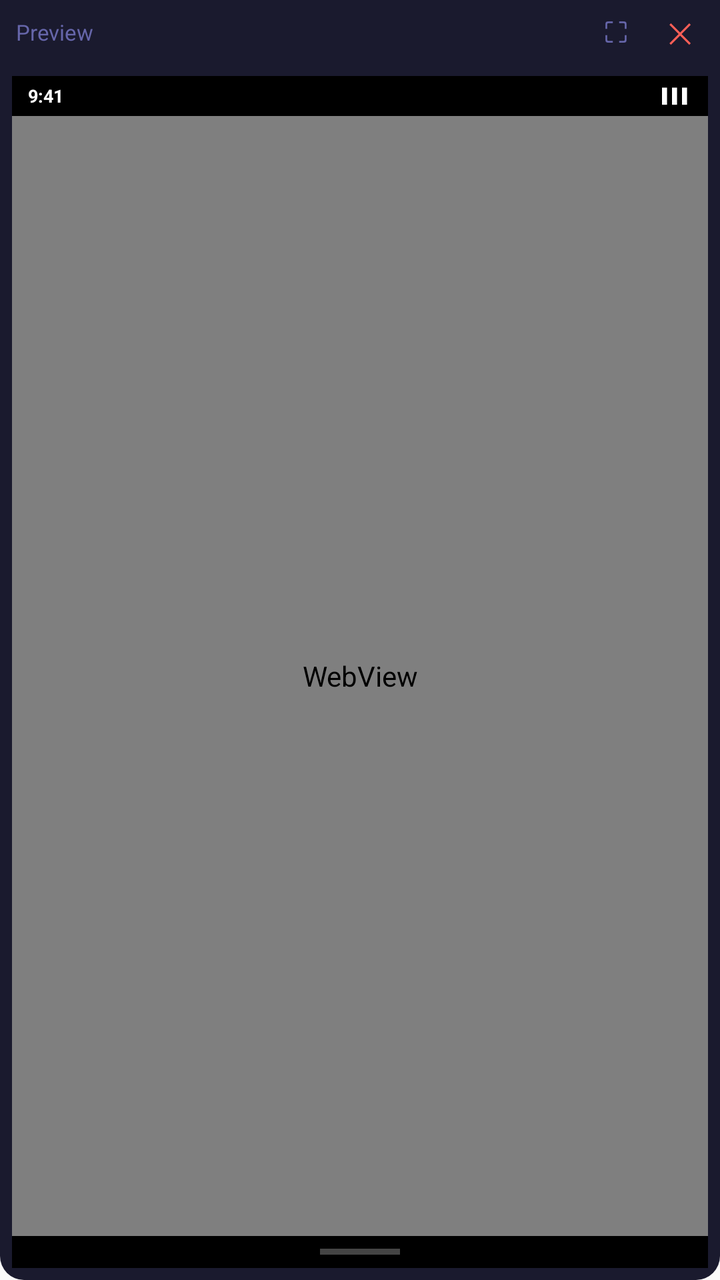
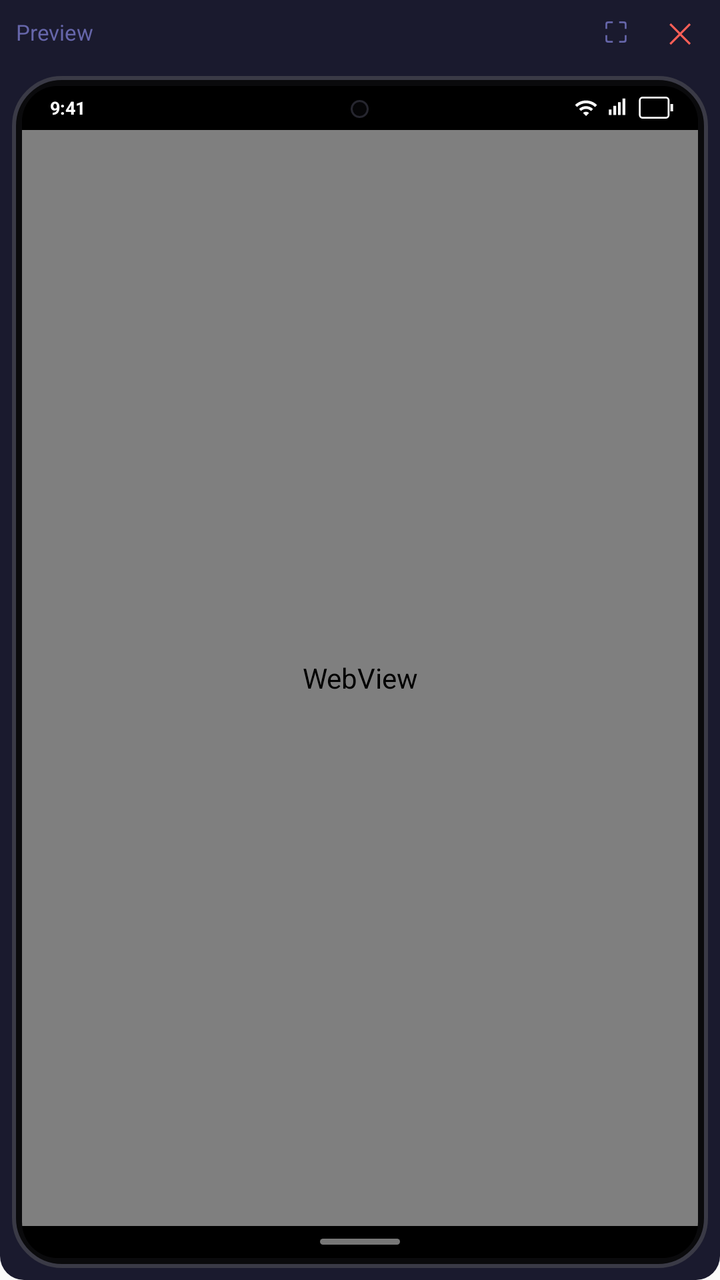

The first picture is an Android layout as it rendered before a commit; the second is the same layout after the commit. The layout source and the unified diff follow.
<!-- AndroidManifest.xml: application theme Theme.AppCompat.DayNight.NoActionBar -->
<!-- res/layout/floating_preview.xml -->
<?xml version="1.0" encoding="utf-8"?>
<LinearLayout
    xmlns:android="http://schemas.android.com/apk/res/android"
    android:layout_width="match_parent"
    android:layout_height="match_parent"
    android:orientation="vertical"
    android:background="@drawable/preview_container"
    android:padding="0dp">

    
    <LinearLayout
        android:layout_width="match_parent"
        android:layout_height="32dp"
        android:orientation="horizontal"
        android:gravity="center_vertical"
        android:paddingStart="8dp"
        android:paddingEnd="4dp"
        android:background="#1A1A2E">

        <TextView
            android:layout_width="0dp"
            android:layout_height="match_parent"
            android:layout_weight="1"
            android:text="Preview"
            android:textColor="#6666AA"
            android:textSize="11sp"
            android:gravity="center_vertical"/>

        <TextView
            android:id="@+id/btnFullscreen"
            android:layout_width="32dp"
            android:layout_height="32dp"
            android:text="⛶"
            android:textSize="14sp"
            android:textColor="#6666AA"
            android:gravity="center"/>

        <TextView
            android:id="@+id/btnClose"
            android:layout_width="32dp"
            android:layout_height="32dp"
            android:text="✕"
            android:textSize="14sp"
            android:textColor="#FF5F57"
            android:gravity="center"/>

    </LinearLayout>

    
    <LinearLayout
        android:layout_width="match_parent"
        android:layout_height="0dp"
        android:layout_weight="1"
        android:orientation="vertical"
        android:background="@drawable/phone_frame"
        android:layout_margin="6dp">

        
        <LinearLayout
            android:layout_width="match_parent"
            android:layout_height="20dp"
            android:background="#000000"
            android:orientation="horizontal"
            android:paddingStart="8dp"
            android:paddingEnd="8dp"
            android:gravity="center_vertical">

            <TextView
                android:layout_width="0dp"
                android:layout_height="wrap_content"
                android:layout_weight="1"
                android:id="@+id/previewTime"
                android:text="9:41"
                android:textColor="#FFFFFF"
                android:textSize="9sp"
                android:textStyle="bold"/>

            <TextView
                android:layout_width="wrap_content"
                android:layout_height="wrap_content"
                android:text="▌▌▌"
                android:textColor="#FFFFFF"
                android:textSize="7sp"/>

        </LinearLayout>

        
        <FrameLayout
            android:id="@+id/previewWebHolder"
            android:layout_width="match_parent"
            android:layout_height="0dp"
            android:layout_weight="1">

            <WebView
                android:id="@+id/previewWebView"
                android:layout_width="match_parent"
                android:layout_height="match_parent"/>
        </FrameLayout>

        
        <LinearLayout
            android:layout_width="match_parent"
            android:layout_height="16dp"
            android:background="#000000"
            android:gravity="center">

            <View
                android:layout_width="40dp"
                android:layout_height="3dp"
                android:background="#444444"/>

        </LinearLayout>

    </LinearLayout>

</LinearLayout>
<!-- resources referenced by this layout -->
<resources>
  <!-- drawable phone_frame (drawable) -->
  <?xml version="1.0" encoding="utf-8"?>
  <shape xmlns:android="http://schemas.android.com/apk/res/android"
      android:shape="rectangle">
      <corners android:radius="16dp"/>
      <solid android:color="#000000"/>
      <stroke
          android:width="2dp"
          android:color="#444455"/>
  </shape>
  <!-- drawable preview_container (drawable) -->
  <?xml version="1.0" encoding="utf-8"?>
  <shape xmlns:android="http://schemas.android.com/apk/res/android"
      android:shape="rectangle">
      <corners android:radius="12dp"/>
      <solid android:color="#1A1A2E"/>
  </shape>
</resources>

<!-- the commit's change to res/layout/floating_preview.xml (unified diff, before → after) -->
@@ -47,70 +47,100 @@
     </LinearLayout>
 
     
-    <LinearLayout
+    <FrameLayout
         android:layout_width="match_parent"
         android:layout_height="0dp"
         android:layout_weight="1"
-        android:orientation="vertical"
-        android:background="@drawable/phone_frame"
-        android:layout_margin="6dp">
+        android:layout_margin="6dp"
+        android:padding="5dp"
+        android:background="@drawable/phone_frame">
 
         
         <LinearLayout
             android:layout_width="match_parent"
-            android:layout_height="20dp"
-            android:background="#000000"
-            android:orientation="horizontal"
-            android:paddingStart="8dp"
-            android:paddingEnd="8dp"
-            android:gravity="center_vertical">
+            android:layout_height="match_parent"
+            android:orientation="vertical"
+            android:background="@drawable/phone_screen"
+            android:clipToOutline="true">
 
-            <TextView
-                android:layout_width="0dp"
-                android:layout_height="wrap_content"
-                android:layout_weight="1"
-                android:id="@+id/previewTime"
-                android:text="9:41"
-                android:textColor="#FFFFFF"
-                android:textSize="9sp"
-                android:textStyle="bold"/>
+            
+            <LinearLayout
+                android:layout_width="match_parent"
+                android:layout_height="22dp"
+                android:background="#000000"
+                android:orientation="horizontal"
+                android:paddingStart="14dp"
+                android:paddingEnd="12dp"
+                android:gravity="center_vertical">
 
-            <TextView
-                android:layout_width="wrap_content"
-                android:layout_height="wrap_content"
-                android:text="▌▌▌"
-                android:textColor="#FFFFFF"
-                android:textSize="7sp"/>
+                <TextView
+                    android:id="@+id/previewTime"
+                    android:layout_width="0dp"
+                    android:layout_height="wrap_content"
+                    android:layout_weight="1"
+                    android:text="9:41"
+                    android:textColor="#FFFFFF"
+                    android:textSize="9sp"
+                    android:textStyle="bold"/>
+
+                <ImageView
+                    android:layout_width="12dp"
+                    android:layout_height="12dp"
+                    android:src="@drawable/ic_status_wifi"/>
+
+                <ImageView
+                    android:layout_width="11dp"
+                    android:layout_height="11dp"
+                    android:layout_marginStart="4dp"
+                    android:src="@drawable/ic_status_signal"/>
+
+                <ImageView
+                    android:id="@+id/previewBattery"
+                    android:layout_width="18dp"
+                    android:layout_height="11dp"
+                    android:layout_marginStart="5dp"
+                    android:scaleType="fitXY"
+                    android:src="@drawable/ic_status_battery"/>
+
+            </LinearLayout>
+
+            
+            <FrameLayout
+                android:id="@+id/previewWebHolder"
+                android:layout_width="match_parent"
+                android:layout_height="0dp"
+                android:layout_weight="1">
+
+                <WebView
+                    android:id="@+id/previewWebView"
+                    android:layout_width="match_parent"
+                    android:layout_height="match_parent"/>
+            </FrameLayout>
+
+            
+            <LinearLayout
+                android:layout_width="match_parent"
+                android:layout_height="16dp"
+                android:background="#000000"
+                android:gravity="center">
+
+                <View
+                    android:layout_width="40dp"
+                    android:layout_height="3dp"
+                    android:background="@drawable/home_pill"/>
+
+            </LinearLayout>
 
         </LinearLayout>
 
         
-        <FrameLayout
-            android:id="@+id/previewWebHolder"
-            android:layout_width="match_parent"
-            android:layout_height="0dp"
-            android:layout_weight="1">
+        <View
+            android:layout_width="9dp"
+            android:layout_height="9dp"
+            android:layout_gravity="top|center_horizontal"
+            android:layout_marginTop="7dp"
+            android:background="@drawable/camera_hole"/>
 
-            <WebView
-                android:id="@+id/previewWebView"
-                android:layout_width="match_parent"
-                android:layout_height="match_parent"/>
-        </FrameLayout>
-
-        
-        <LinearLayout
-            android:layout_width="match_parent"
-            android:layout_height="16dp"
-            android:background="#000000"
-            android:gravity="center">
-
-            <View
-                android:layout_width="40dp"
-                android:layout_height="3dp"
-                android:background="#444444"/>
-
-        </LinearLayout>
-
-    </LinearLayout>
+    </FrameLayout>
 
 </LinearLayout>
<!-- resource entries referenced after the edit -->
@@ -1,14 +1,68 @@
 <!-- resources referenced by this layout -->
 <resources>
+  <!-- drawable camera_hole (drawable) -->
+  <?xml version="1.0" encoding="utf-8"?>
+  <shape xmlns:android="http://schemas.android.com/apk/res/android"
+      android:shape="oval">
+      <solid android:color="#050507"/>
+      <stroke
+          android:width="1dp"
+          android:color="#26262F"/>
+  </shape>
+  <!-- drawable home_pill (drawable) -->
+  <?xml version="1.0" encoding="utf-8"?>
+  <shape xmlns:android="http://schemas.android.com/apk/res/android"
+      android:shape="rectangle">
+      <corners android:radius="2dp"/>
+      <solid android:color="#777777"/>
+  </shape>
+  <!-- drawable ic_status_battery (drawable) -->
+  <?xml version="1.0" encoding="utf-8"?>
+  <layer-list xmlns:android="http://schemas.android.com/apk/res/android">
+      <item android:drawable="@drawable/ic_battery_outline"/>
+      <item>
+          <clip
+              android:drawable="@drawable/ic_battery_fill"
+              android:clipOrientation="horizontal"
+              android:gravity="left"/>
+      </item>
+  </layer-list>
+  <!-- drawable ic_status_signal (drawable) -->
+  <vector xmlns:android="http://schemas.android.com/apk/res/android"
+      android:width="24dp"
+      android:height="24dp"
+      android:viewportWidth="24"
+      android:viewportHeight="24">
+      <path
+          android:fillColor="#FFFFFF"
+          android:pathData="M3,14h3v6h-3zM8,10h3v10h-3zM13,6h3v14h-3zM18,2h3v18h-3z"/>
+  </vector>
+  <!-- drawable ic_status_wifi (drawable) -->
+  <vector xmlns:android="http://schemas.android.com/apk/res/android"
+      android:width="24dp"
+      android:height="24dp"
+      android:viewportWidth="24"
+      android:viewportHeight="24">
+      <path
+          android:fillColor="#FFFFFF"
+          android:pathData="M1,9l2,2c4.97,-4.97 13.03,-4.97 18,0l2,-2C16.93,2.93 7.08,2.93 1,9zM9,17l3,3 3,-3c-1.65,-1.66 -4.34,-1.66 -6,0zM5,13l2,2c2.76,-2.76 7.24,-2.76 10,0l2,-2C15.14,9.14 8.87,9.14 5,13z"/>
+  </vector>
   <!-- drawable phone_frame (drawable) -->
   <?xml version="1.0" encoding="utf-8"?>
   <shape xmlns:android="http://schemas.android.com/apk/res/android"
       android:shape="rectangle">
-      <corners android:radius="16dp"/>
-      <solid android:color="#000000"/>
+      <corners android:radius="24dp"/>
+      <solid android:color="#0A0A0C"/>
       <stroke
           android:width="2dp"
-          android:color="#444455"/>
+          android:color="#3A3A46"/>
+  </shape>
+  <!-- drawable phone_screen (drawable) -->
+  <?xml version="1.0" encoding="utf-8"?>
+  <shape xmlns:android="http://schemas.android.com/apk/res/android"
+      android:shape="rectangle">
+      <corners android:radius="18dp"/>
+      <solid android:color="#000000"/>
   </shape>
   <!-- drawable preview_container (drawable) -->
   <?xml version="1.0" encoding="utf-8"?>
@@ -17,5 +71,30 @@
       <corners android:radius="12dp"/>
       <solid android:color="#1A1A2E"/>
   </shape>
+  <!-- drawable ic_battery_outline (drawable) -->
+  <vector xmlns:android="http://schemas.android.com/apk/res/android"
+      android:width="20dp"
+      android:height="12dp"
+      android:viewportWidth="20"
+      android:viewportHeight="12">
+      <path
+          android:fillColor="#00000000"
+          android:strokeColor="#FFFFFF"
+          android:strokeWidth="1"
+          android:pathData="M2.5,0.5h13a1.5,1.5 0 0 1 1.5,1.5v8a1.5,1.5 0 0 1 -1.5,1.5h-13a1.5,1.5 0 0 1 -1.5,-1.5v-8a1.5,1.5 0 0 1 1.5,-1.5z"/>
+      <path
+          android:fillColor="#FFFFFF"
+          android:pathData="M18,4h1.5v4h-1.5z"/>
+  </vector>
+  <!-- drawable ic_battery_fill (drawable) -->
+  <vector xmlns:android="http://schemas.android.com/apk/res/android"
+      android:width="20dp"
+      android:height="12dp"
+      android:viewportWidth="20"
+      android:viewportHeight="12">
+      <path
+          android:fillColor="#FFFFFF"
+          android:pathData="M2.5,2.5h13v7h-13z"/>
+  </vector>
 </resources>
 
